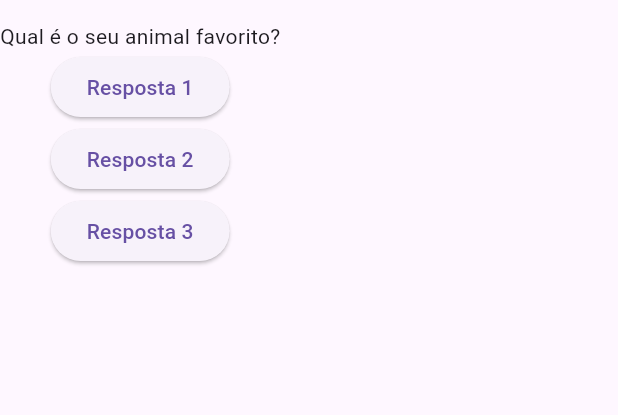
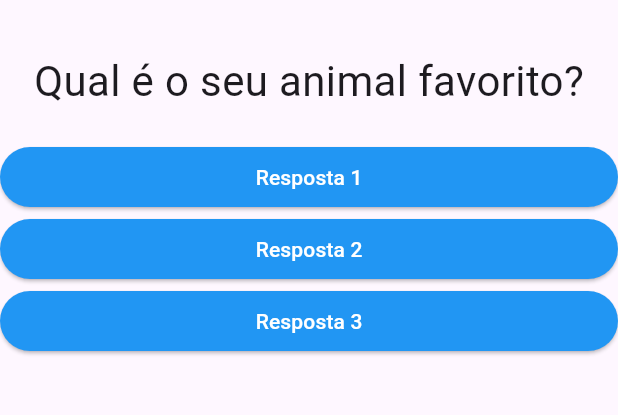
Before and after one commit to ErickFerreiradev/projetoPerguntas, a Flutter app: the screen it shows after launch, after a tap on "Resposta 1", on a phone screen of 412 x 824 dp, the part 63-478 px from its top. Run offline on Flutter 3.47's test engine with Material 3 defaults, Android fonts, the phone set to English and light mode, and no system bars.

Commit message:
Novos componentes criados

```diff
--- a/projeto_perguntas/lib/main.dart
+++ b/projeto_perguntas/lib/main.dart
@@ -1,19 +1,20 @@
 
 import 'package:flutter/material.dart';
+import './questao.dart';
+import './resposta.dart';
 
 main () {
   runApp(PerguntaApp());
 }
 
-class PerguntaAppState extends State<PerguntaApp>{
+class _PerguntaAppState extends State<PerguntaApp>{
 
   var perguntaSelecionada = 0;
-  void responder() {
+  void _responder() {
     setState(() {
     perguntaSelecionada++;
 
     });
-    print(perguntaSelecionada);
   }
 
   @override
@@ -30,19 +31,10 @@
         ),
         body: Column(
           children: [
-            Text(perguntas[perguntaSelecionada]),
-            ElevatedButton(
-              child: Text('Resposta 1'),
-              onPressed: responder,
-            ),
-            ElevatedButton(
-              child: Text('Resposta 2'),
-              onPressed: responder,
-            ),
-            ElevatedButton(
-              child: Text('Resposta 3'),
-              onPressed: responder,
-            ),
+            Questao(perguntas[perguntaSelecionada]),
+            Resposta('Resposta 1', _responder),
+            Resposta('Resposta 2', _responder),
+            Resposta('Resposta 3', _responder),
           ],
         )
       ),
@@ -51,8 +43,8 @@
 }
 class PerguntaApp extends StatefulWidget {
 
-  PerguntaAppState createState() {
-    return PerguntaAppState();
+  _PerguntaAppState createState() {
+    return _PerguntaAppState();
   }
 
 }
--- /dev/null
+++ b/projeto_perguntas/lib/questao.dart
@@ -0,0 +1,24 @@
+import 'package:flutter/material.dart';
+
+class Questao extends StatelessWidget {
+
+  final String texto;
+
+  Questao(this.texto);
+
+  @override
+  Widget build(BuildContext context) {
+    return Container(
+      alignment: Alignment.center,
+      width: double.infinity,
+      margin: EdgeInsets.all(20),
+      child: Text(
+        texto,
+        style: TextStyle(
+          fontSize: 28,
+
+        ),
+        ),
+    );
+  }
+}
--- /dev/null
+++ b/projeto_perguntas/lib/resposta.dart
@@ -0,0 +1,24 @@
+import 'package:flutter/material.dart';
+
+class Resposta extends StatelessWidget {
+  final String texto;
+  final void Function() qndSelecinado;
+
+  Resposta(this.texto, this.qndSelecinado);
+
+  @override
+  Widget build(BuildContext context) {
+     return Container(
+      width: double.infinity,
+       child: ElevatedButton(
+                child: Text(texto),
+                onPressed: qndSelecinado,
+                style: ElevatedButton.styleFrom(
+                  backgroundColor: Colors.blue,
+                  foregroundColor: Colors.white,
+                  ),
+
+              ),
+     );
+  }
+}
```
